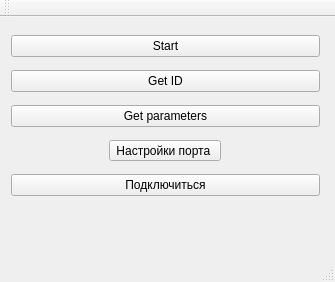
Above: src/app/mainwindow.ui from Muzalevsky/adaptive_backlight before the change. Below: the same form after it.
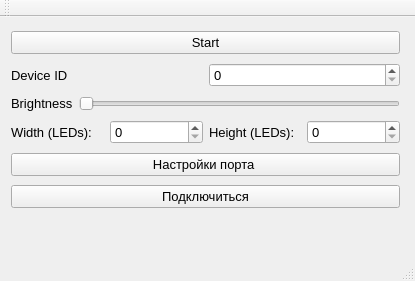
That is the form after the change.

Commit message: Add controller tuning to the GUI

Diff of the .ui file:
```diff
--- a/src/app/mainwindow.ui
+++ b/src/app/mainwindow.ui
@@ -6,21 +6,26 @@
    <rect>
     <x>0</x>
     <y>0</y>
-    <width>335</width>
-    <height>282</height>
+    <width>415</width>
+    <height>281</height>
    </rect>
   </property>
   <property name="windowTitle">
    <string>MainWindow</string>
   </property>
   <widget class="QWidget" name="centralWidget">
+   <property name="font">
+    <font>
+     <pointsize>10</pointsize>
+    </font>
+   </property>
    <widget class="QWidget" name="verticalLayoutWidget">
     <property name="geometry">
      <rect>
       <x>0</x>
       <y>0</y>
-      <width>331</width>
-      <height>201</height>
+      <width>411</width>
+      <height>211</height>
      </rect>
     </property>
     <layout class="QVBoxLayout" name="verticalLayout">
@@ -31,31 +36,75 @@
        </property>
       </widget>
      </item>
-     <item>
-      <widget class="QPushButton" name="getIdButton">
-       <property name="text">
-        <string>Get ID</string>
-       </property>
-      </widget>
-     </item>
-     <item>
-      <widget class="QPushButton" name="getParamsButton">
-       <property name="text">
-        <string>Get parameters</string>
-       </property>
-      </widget>
-     </item>
      <item>
       <layout class="QHBoxLayout" name="horizontalLayout">
        <item>
-        <widget class="QToolButton" name="serialSettingsButton">
+        <widget class="QLabel" name="label_2">
          <property name="text">
-          <string>Настройки порта </string>
+          <string>Device ID</string>
          </property>
         </widget>
        </item>
+       <item>
+        <widget class="QSpinBox" name="deviceIdBox"/>
+       </item>
       </layout>
      </item>
+     <item>
+      <layout class="QHBoxLayout" name="horizontalLayout_2">
+       <property name="topMargin">
+        <number>0</number>
+       </property>
+       <item>
+        <widget class="QLabel" name="label">
+         <property name="text">
+          <string>Brightness</string>
+         </property>
+        </widget>
+       </item>
+       <item>
+        <widget class="QSlider" name="brightnessSlider">
+         <property name="maximum">
+          <number>255</number>
+         </property>
+         <property name="orientation">
+          <enum>Qt::Horizontal</enum>
+         </property>
+        </widget>
+       </item>
+      </layout>
+     </item>
+     <item>
+      <layout class="QHBoxLayout" name="horizontalLayout_3">
+       <item>
+        <widget class="QLabel" name="label_3">
+         <property name="text">
+          <string>Width (LEDs):</string>
+         </property>
+        </widget>
+       </item>
+       <item>
+        <widget class="QSpinBox" name="widthLedBox"/>
+       </item>
+       <item>
+        <widget class="QLabel" name="label_4">
+         <property name="text">
+          <string>Height (LEDs):</string>
+         </property>
+        </widget>
+       </item>
+       <item>
+        <widget class="QSpinBox" name="heightLedBox"/>
+       </item>
+      </layout>
+     </item>
+     <item>
+      <widget class="QPushButton" name="serialSettingsButton">
+       <property name="text">
+        <string>Настройки порта </string>
+       </property>
+      </widget>
+     </item>
      <item>
       <widget class="QPushButton" name="openPortButton">
        <property name="text">
```
Left out of the diff: 2 changed lines with no effect on the pictures. The commit also changes 2 other files.
